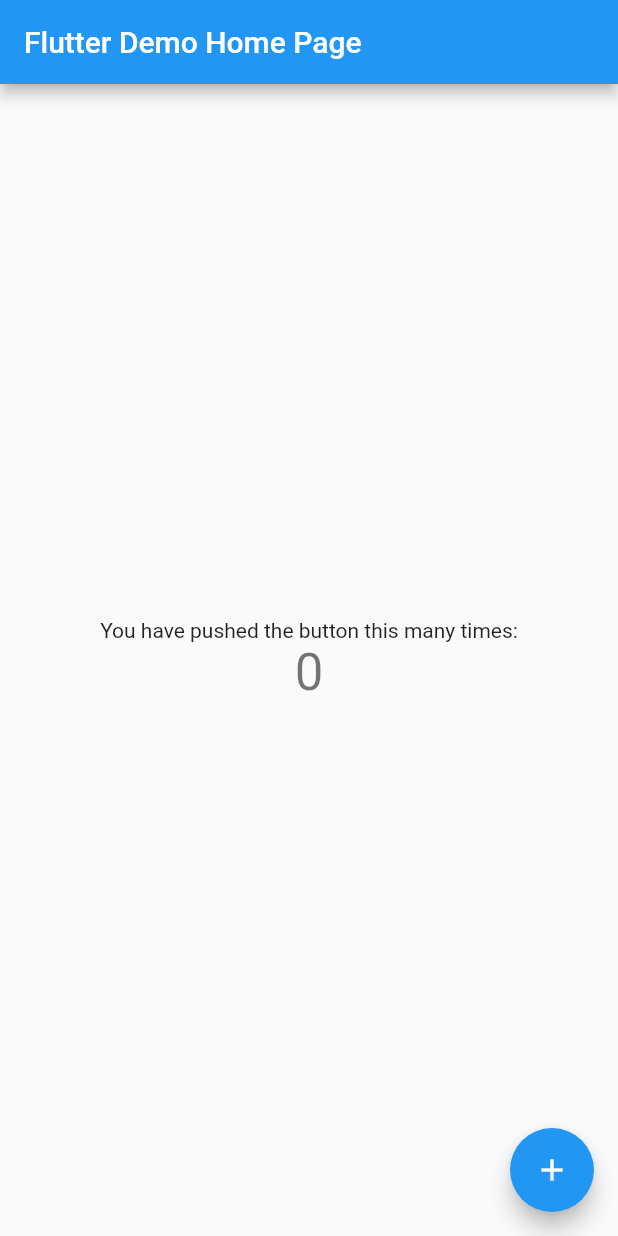
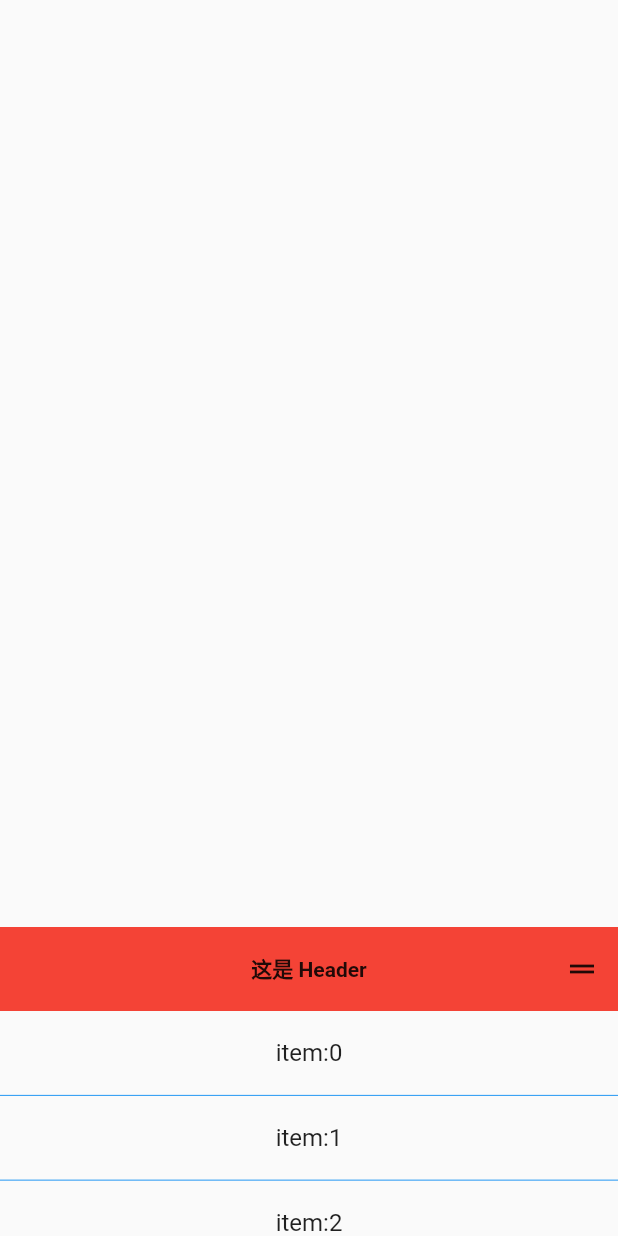
Before and after one commit to zuo26/blog_sample_flutter, a Flutter app: the screen it shows after launch, on a phone screen of 412 x 824 dp. Run offline on Flutter 3.47's test engine with Material 2 defaults, Android fonts, the phone set to English and light mode, and no system bars.

Commit message:
feature: DraggableScrollableSheet with sticky header

```diff
--- /dev/null
+++ b/lib/demo42/draggable_scrollable_sheet.dart
@@ -0,0 +1,113 @@
+import 'package:flutter/material.dart';
+
+/// 底部可拖动的带固定header抽屉效果
+
+const double headerHeight = 56;
+
+class MyDraggableScrollableSheet extends StatefulWidget {
+  const MyDraggableScrollableSheet({Key? key}) : super(key: key);
+
+  @override
+  State<MyDraggableScrollableSheet> createState() =>
+      _MyDraggableScrollableSheetState();
+}
+
+class _MyDraggableScrollableSheetState
+    extends State<MyDraggableScrollableSheet> {
+  @override
+  Widget build(BuildContext context) {
+    return MaterialApp(
+      home: Scaffold(
+        body: DraggableScrollableSheet(
+          maxChildSize: 0.9,
+          minChildSize: 0.25,
+          initialChildSize: 0.25,
+          expand: true,
+          builder: (BuildContext context, ScrollController controller) {
+            return Stack(
+              children: [
+                Body(
+                  controller: controller,
+                  paddingTop: headerHeight,
+                ),
+                const IgnorePointer(
+                  child: Header(
+                    height: headerHeight,
+                  ),
+                ),
+                Container(
+                  height: headerHeight,
+                  alignment: Alignment.centerRight,
+                  child: IconButton(
+                    icon: const Icon(Icons.drag_handle),
+                    onPressed: () {
+                      debugPrint('click icon');
+                    },
+                  ),
+                )
+              ],
+            );
+          },
+        ),
+      ),
+    );
+  }
+}
+
+class Body extends StatelessWidget {
+  final ScrollController controller;
+  final double paddingTop;
+
+  const Body({
+    Key? key,
+    required this.controller,
+    required this.paddingTop,
+  }) : super(key: key);
+
+  @override
+  Widget build(BuildContext context) {
+    const divider = Divider(color: Colors.blue, height: 0.5);
+    const physics = ClampingScrollPhysics();
+    return ListView.separated(
+      padding: EdgeInsets.only(top: paddingTop),
+      // 给定一个高度，防止压盖
+      itemCount: 30,
+      controller: controller,
+      physics: physics,
+      // 去掉默认回弹，优化iOS效果
+      itemBuilder: (BuildContext context, int index) {
+        return ListTile(
+          title: Center(
+            child: Text('item:$index'),
+          ),
+          onTap: () {
+            debugPrint('click item $index');
+          },
+        );
+      },
+      separatorBuilder: (BuildContext context, int index) {
+        return divider;
+      },
+    );
+  }
+}
+
+class Header extends StatelessWidget {
+  final double height;
+
+  const Header({Key? key, required this.height}) : super(key: key);
+
+  @override
+  Widget build(BuildContext context) {
+    return Container(
+      height: height,
+      color: Colors.red,
+      child: const Center(
+        child: Text(
+          '这是 Header',
+          style: TextStyle(fontWeight: FontWeight.bold),
+        ),
+      ),
+    );
+  }
+}
--- a/lib/main.dart
+++ b/lib/main.dart
@@ -1,115 +1,7 @@
 import 'package:flutter/material.dart';
 
+import 'demo42/draggable_scrollable_sheet.dart';
+
 void main() {
-  runApp(const MyApp());
+  runApp(const MyDraggableScrollableSheet());
 }
-
-class MyApp extends StatelessWidget {
-  const MyApp({Key? key}) : super(key: key);
-
-  // This widget is the root of your application.
-  @override
-  Widget build(BuildContext context) {
-    return MaterialApp(
-      title: 'Flutter Demo',
-      theme: ThemeData(
-        // This is the theme of your application.
-        //
-        // Try running your application with "flutter run". You'll see the
-        // application has a blue toolbar. Then, without quitting the app, try
-        // changing the primarySwatch below to Colors.green and then invoke
-        // "hot reload" (press "r" in the console where you ran "flutter run",
-        // or simply save your changes to "hot reload" in a Flutter IDE).
-        // Notice that the counter didn't reset back to zero; the application
-        // is not restarted.
-        primarySwatch: Colors.blue,
-      ),
-      home: const MyHomePage(title: 'Flutter Demo Home Page'),
-    );
-  }
-}
-
-class MyHomePage extends StatefulWidget {
-  const MyHomePage({Key? key, required this.title}) : super(key: key);
-
-  // This widget is the home page of your application. It is stateful, meaning
-  // that it has a State object (defined below) that contains fields that affect
-  // how it looks.
-
-  // This class is the configuration for the state. It holds the values (in this
-  // case the title) provided by the parent (in this case the App widget) and
-  // used by the build method of the State. Fields in a Widget subclass are
-  // always marked "final".
-
-  final String title;
-
-  @override
-  State<MyHomePage> createState() => _MyHomePageState();
-}
-
-class _MyHomePageState extends State<MyHomePage> {
-  int _counter = 0;
-
-  void _incrementCounter() {
-    setState(() {
-      // This call to setState tells the Flutter framework that something has
-      // changed in this State, which causes it to rerun the build method below
-      // so that the display can reflect the updated values. If we changed
-      // _counter without calling setState(), then the build method would not be
-      // called again, and so nothing would appear to happen.
-      _counter++;
-    });
-  }
-
-  @override
-  Widget build(BuildContext context) {
-    // This method is rerun every time setState is called, for instance as done
-    // by the _incrementCounter method above.
-    //
-    // The Flutter framework has been optimized to make rerunning build methods
-    // fast, so that you can just rebuild anything that needs updating rather
-    // than having to individually change instances of widgets.
-    return Scaffold(
-      appBar: AppBar(
-        // Here we take the value from the MyHomePage object that was created by
-        // the App.build method, and use it to set our appbar title.
-        title: Text(widget.title),
-      ),
-      body: Center(
-        // Center is a layout widget. It takes a single child and positions it
-        // in the middle of the parent.
-        child: Column(
-          // Column is also a layout widget. It takes a list of children and
-          // arranges them vertically. By default, it sizes itself to fit its
-          // children horizontally, and tries to be as tall as its parent.
-          //
-          // Invoke "debug painting" (press "p" in the console, choose the
-          // "Toggle Debug Paint" action from the Flutter Inspector in Android
-          // Studio, or the "Toggle Debug Paint" command in Visual Studio Code)
-          // to see the wireframe for each widget.
-          //
-          // Column has various properties to control how it sizes itself and
-          // how it positions its children. Here we use mainAxisAlignment to
-          // center the children vertically; the main axis here is the vertical
-          // axis because Columns are vertical (the cross axis would be
-          // horizontal).
-          mainAxisAlignment: MainAxisAlignment.center,
-          children: <Widget>[
-            const Text(
-              'You have pushed the button this many times:',
-            ),
-            Text(
-              '$_counter',
-              style: Theme.of(context).textTheme.headline4,
-            ),
-          ],
-        ),
-      ),
-      floatingActionButton: FloatingActionButton(
-        onPressed: _incrementCounter,
-        tooltip: 'Increment',
-        child: const Icon(Icons.add),
-      ), // This trailing comma makes auto-formatting nicer for build methods.
-    );
-  }
-}
```
Also changed, not shown: 1 other file.
